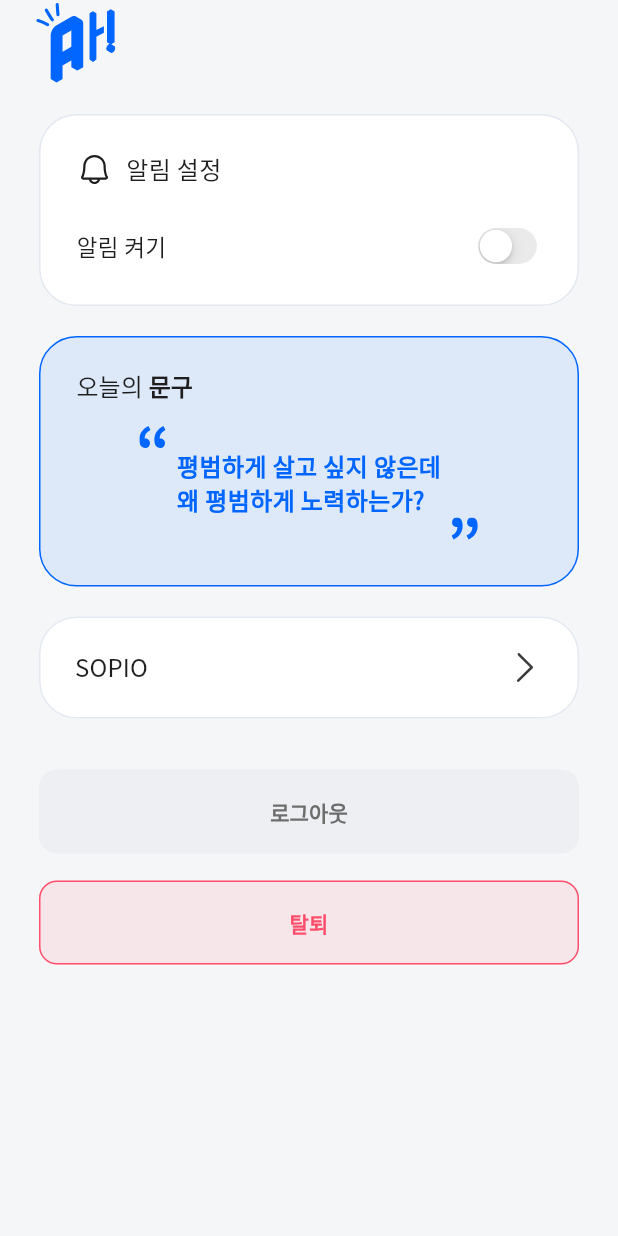
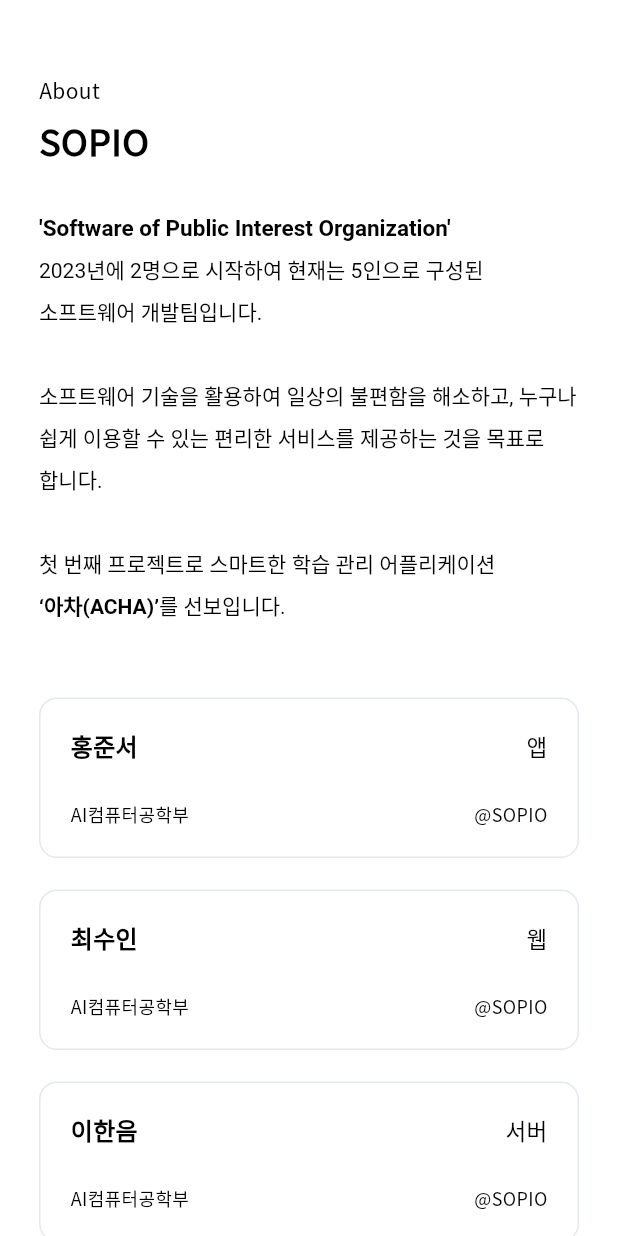
Before and after one commit to KGU-SOPIO/ACHA-App, a Flutter app: the MyPageScreen screen opened directly, after a tap on "SOPIO", on a phone screen of 412 x 824 dp. Run offline on Flutter 3.47's test engine with Material 3 defaults, Android fonts, the phone set to English and light mode, and no system bars; our stand-ins replace carousel_slider, dio, equatable, flutter_bloc, flutter_secure_storage, flutter_svg and 4 more; missing offline and left inert: stacked_list_carousel; accounts and stored records are empty; project files that could hold a hidden picture were left out.

Commit message:
FEAT : SOPIO Screen

```diff
--- a/lib/screens/mypage.dart
+++ b/lib/screens/mypage.dart
@@ -4,6 +4,8 @@ import 'package:get_it/get_it.dart';
 import 'package:flutter_svg/svg.dart';
 
 import 'package:acha/repository/index.dart';
+
+import 'package:acha/screens/mypage/sopio.dart';
 
 import 'package:acha/widgets/containers/index.dart';
 import 'package:acha/widgets/buttons/index.dart';
@@ -47,7 +49,7 @@ class _MyPageScreenState extends State<MyPageScreen> {
                     RowContainerButton(
                       margin: EdgeInsets.only(bottom: 34),
                       padding: EdgeInsets.symmetric(vertical: 22),
-                      onPressed: () {},
+                      onPressed: () => Navigator.push(context, SopioScreen.route()),
                       foregroundColor: Colors.white,
                       backgroundColor: Colors.white,
                       border: BorderSide(
--- /dev/null
+++ b/lib/screens/mypage/sopio.dart
@@ -0,0 +1,89 @@
+import 'package:flutter/material.dart';
+
+import 'package:acha/widgets/containers/index.dart';
+
+class SopioScreen extends StatelessWidget {
+  const SopioScreen({super.key});
+
+  static Route<void> route() {
+    return MaterialPageRoute(builder: (context) => const SopioScreen(),);
+  }
+
+  @override
+  Widget build(BuildContext context) {
+    return Scaffold(
+      body: SafeArea(
+        child: SingleChildScrollView(
+          child: Padding(
+            padding: const EdgeInsets.symmetric(horizontal: 26),
+            child: Column(
+              children: [
+                SizedBox(height: 50),
+                SizedBox(
+                  width: double.infinity,
+                  child: Column(
+                    crossAxisAlignment: CrossAxisAlignment.start,
+                    children: [
+                      Text(
+                        "About",
+                        style: TextStyle(
+                          fontSize: 14,
+                          fontWeight: FontWeight.w400
+                        )
+                      ),
+                      Text(
+                        "SOPIO",
+                        style: TextStyle(
+                          fontSize: 24,
+                          fontWeight: FontWeight.w700,
+                          height: 2
+                        )
+                      ),
+                      SizedBox(height: 15),
+                      RichText(
+                        text: TextSpan(
+                          style: const TextStyle(
+                            fontSize: 14,
+                            fontWeight: FontWeight.w400,
+                            height: 2,
+                            color: Colors.black
+                          ),
+                          children: [
+                            TextSpan(
+                              text: "'Software of Public Interest Organization'\n".replaceAllMapped(RegExp(r'(\S)(?=\S)'), (m) => '${m[1]}\u200D'),
+                              style: TextStyle(
+                                fontSize: 15,
+                                fontWeight: FontWeight.w600
+                              )
+                            ),
+                            TextSpan(text: "2023년에 2명으로 시작하여 현재는 5인으로 구성된 소프트웨어 개발팀입니다.\n\n소프트웨어 기술을 활용하여 일상의 불편함을 해소하고, 누구나 쉽게 이용할 수 있는 편리한 서비스를 제공하는 것을 목표로 합니다.\n\n첫 번째 프로젝트로 스마트한 학습 관리 어플리케이션 ".replaceAllMapped(RegExp(r'(\S)(?=\S)'), (m) => '${m[1]}\u200D')),
+                            TextSpan(
+                              text: "‘아차(ACHA)’".replaceAllMapped(RegExp(r'(\S)(?=\S)'), (m) => '${m[1]}\u200D'),
+                              style: TextStyle(fontWeight: FontWeight.w600)
+                            ),
+                            TextSpan(text: "를 선보입니다.".replaceAllMapped(RegExp(r'(\S)(?=\S)'), (m) => '${m[1]}\u200D')),
+                          ]
+                        )
+                      )
+                    ]
+                  )
+                ),
+                SizedBox(height: 50),
+                MemberContainer(name: "홍준서", part: "앱", department: "AI컴퓨터공학부", sns: "@SOPIO"),
+                SizedBox(height: 21),
+                MemberContainer(name: "최수인", part: "웹", department: "AI컴퓨터공학부", sns: "@SOPIO"),
+                SizedBox(height: 21),
+                MemberContainer(name: "이한음", part: "서버", department: "AI컴퓨터공학부", sns: "@SOPIO"),
+                SizedBox(height: 21),
+                MemberContainer(name: "권우진", part: "서버", department: "AI컴퓨터공학부", sns: "@SOPIO"),
+                SizedBox(height: 21),
+                MemberContainer(name: "서민혁", part: "디자인", department: "AI컴퓨터공학부", sns: "@SOPIO"),
+                SizedBox(height: 50)
+              ]
+            )
+          )
+        )
+      )
+    );
+  }
+}
--- a/lib/widgets/containers/index.dart
+++ b/lib/widgets/containers/index.dart
@@ -13,3 +13,5 @@ export 'package:acha/widgets/containers/main/today_course_container.dart';
 
 export 'package:acha/widgets/containers/mypage/alert_setting_container.dart';
 export 'package:acha/widgets/containers/mypage/phrase_container.dart';
+
+export 'package:acha/widgets/containers/sopio/member_container.dart';
--- /dev/null
+++ b/lib/widgets/containers/sopio/member_container.dart
@@ -0,0 +1,70 @@
+import 'package:flutter/material.dart';
+
+class MemberContainer extends StatelessWidget {
+  const MemberContainer({super.key, required this.name, required this.part, required this.department, required this.sns});
+
+  final String name;
+  final String part;
+  final String department;
+  final String sns;
+
+  @override
+  Widget build(BuildContext context) {
+    return Container(
+      width: double.infinity,
+      padding: const EdgeInsets.all(20),
+      decoration: BoxDecoration(
+        borderRadius: BorderRadius.circular(12),
+        border: Border.all(
+          color: Color.fromARGB(255, 228, 232, 241)
+        )
+      ),
+      child: Column(
+        crossAxisAlignment: CrossAxisAlignment.start,
+        children: [
+          Row(
+            mainAxisAlignment: MainAxisAlignment.spaceBetween,
+            crossAxisAlignment: CrossAxisAlignment.center,
+            children: [
+              Text(
+                name,
+                style: TextStyle(
+                  fontSize: 16,
+                  fontWeight: FontWeight.w600
+                )
+              ),
+              Text(
+                part,
+                style: TextStyle(
+                  fontSize: 15,
+                  fontWeight: FontWeight.w500
+                )
+              )
+            ],
+          ),
+          SizedBox(height: 25),
+          Row(
+            mainAxisAlignment: MainAxisAlignment.spaceBetween,
+            crossAxisAlignment: CrossAxisAlignment.center,
+            children: [
+              Text(
+                department,
+                style: TextStyle(
+                  fontSize: 12,
+                  fontWeight: FontWeight.w400
+                )
+              ),
+              Text(
+                sns,
+                style: TextStyle(
+                  fontSize: 12,
+                  fontWeight: FontWeight.w400
+                )
+              )
+            ]
+          )
+        ]
+      )
+    );
+  }
+}
```
